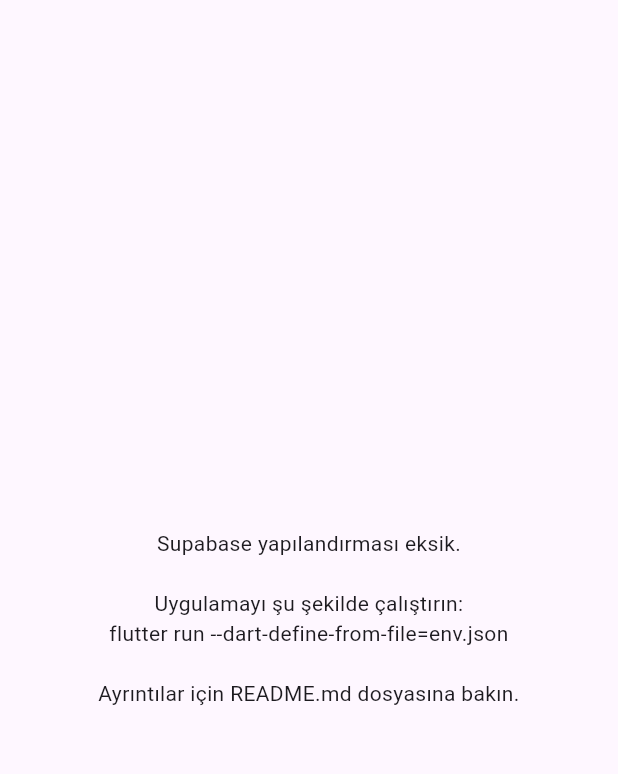
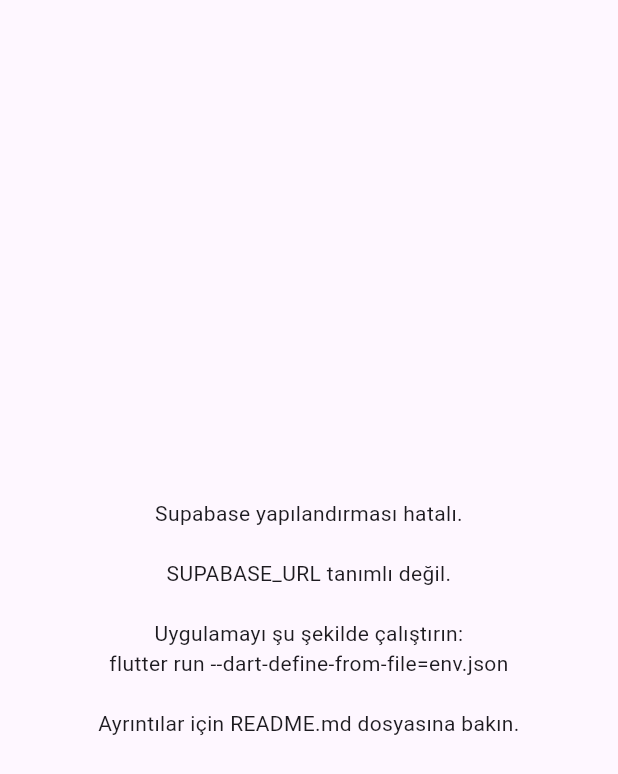
Before and after one commit to yundroid/dormy, a Flutter app: the screen it shows after launch, on a phone screen of 412 x 824 dp. Shown: the top 774 px of the screen. Run offline on Flutter 3.47's test engine with Material 3 defaults, Android fonts, the phone set to English and light mode, and no system bars; our stand-ins replace flutter_riverpod, go_router, pdf, printing, share_plus, supabase_flutter; accounts and stored records are empty.

Commit message:
Supabase adresini temizle (sondaki /rest/v1, /, tırnak, boşluk) ve hatalı yapılandırmayı açıkla
Codemagic gibi arayüzlere yapıştırılan SUPABASE_URL değerinde yol veya tırnak
olunca Supabase 'Invalid path specified in request URL' hatası veriyordu.
Giriş ekranına bağlanılan sunucu adı eklendi.

Co-Authored-By: Claude Opus 5.5 <noreply@anthropic.com>
Claude-Session: https://claude.ai/code/session_01XbLvCxomSa5rSKr4PN77qt

```diff
--- a/lib/core/env.dart
+++ b/lib/core/env.dart
@@ -1,14 +1,51 @@
 /// Derleme zamanı yapılandırması:
 /// flutter run --dart-define-from-file=env.json  (bkz. env.example.json)
 class Env {
-  static const supabaseUrl = String.fromEnvironment('SUPABASE_URL');
+  static const _rawUrl = String.fromEnvironment('SUPABASE_URL');
+  static const _rawKey = String.fromEnvironment('SUPABASE_PUBLISHABLE_KEY');
+  static const _rawRedirect = String.fromEnvironment('AUTH_REDIRECT_URL');
+
+  static String get supabaseUrl => normalizeSupabaseUrl(_rawUrl);
 
   /// Publishable key (sb_publishable_...) ya da eski "anon" key
-  static const supabaseKey = String.fromEnvironment('SUPABASE_PUBLISHABLE_KEY');
+  static String get supabaseKey => cleanValue(_rawKey);
 
   /// Davet ve şifre sıfırlama e-postalarındaki bağlantının açılacağı adres
   /// (yayınlanan web uygulamasının adresi). Boşsa Supabase "Site URL" kullanılır.
-  static const authRedirectUrl = String.fromEnvironment('AUTH_REDIRECT_URL');
+  static String get authRedirectUrl => cleanValue(_rawRedirect);
 
-  static bool get isConfigured => supabaseUrl.isNotEmpty && supabaseKey.isNotEmpty;
+  static bool get isConfigured => configError == null;
+
+  /// Teşhis için ekranda gösterilen sunucu adı
+  static String get serverHost => Uri.tryParse(supabaseUrl)?.host ?? supabaseUrl;
+
+  /// Yapılandırma hatası varsa açıklaması, yoksa null
+  static String? get configError => checkConfig(url: _rawUrl, key: _rawKey);
 }
+
+/// CI arayüzlerine yapıştırılan değerlerdeki boşluk ve tırnakları temizler.
+String cleanValue(String v) => v.trim().replaceAll(RegExp(r'''^["']+|["']+$'''), '').trim();
+
+/// "https://ref.supabase.co/rest/v1/" gibi değerleri kök adrese çevirir.
+String normalizeSupabaseUrl(String raw) {
+  var url = cleanValue(raw);
+  if (url.isEmpty) return url;
+  if (!url.contains('://')) url = 'https://$url';
+  final uri = Uri.tryParse(url);
+  if (uri == null || uri.host.isEmpty) return url;
+  // Supabase API kökü yol içermez (/rest/v1, /auth/v1 vb. istemci tarafından eklenir).
+  final port = uri.hasPort ? ':${uri.port}' : '';
+  return '${uri.scheme}://${uri.host}$port';
+}
+
+String? checkConfig({required String url, required String key}) {
+  final u = normalizeSupabaseUrl(url);
+  if (u.isEmpty) return 'SUPABASE_URL tanımlı değil.';
+  if (cleanValue(key).isEmpty) return 'SUPABASE_PUBLISHABLE_KEY tanımlı değil.';
+  final host = Uri.tryParse(u)?.host ?? '';
+  if (host == 'supabase.com' || host.endsWith('.supabase.com')) {
+    return 'SUPABASE_URL olarak Supabase panelinin adresi girilmiş ($u). '
+        'Project Settings → API sayfasındaki "Project URL" değerini (https://xxxx.supabase.co) kullanın.';
+  }
+  return null;
+}
--- a/lib/main.dart
+++ b/lib/main.dart
@@ -11,7 +11,7 @@ Future<void> main() async {
   await initializeDateFormatting('tr_TR');
 
   if (!Env.isConfigured) {
-    runApp(const _MissingConfigApp());
+    runApp(_MissingConfigApp(Env.configError!));
     return;
   }
 
@@ -21,17 +21,19 @@ Future<void> main() async {
 }
 
 class _MissingConfigApp extends StatelessWidget {
-  const _MissingConfigApp();
+  const _MissingConfigApp(this.problem);
+
+  final String problem;
 
   @override
   Widget build(BuildContext context) {
-    return const MaterialApp(
+    return MaterialApp(
       home: Scaffold(
         body: Center(
           child: Padding(
-            padding: EdgeInsets.all(24),
+            padding: const EdgeInsets.all(24),
             child: Text(
-              'Supabase yapılandırması eksik.\n\n'
+              'Supabase yapılandırması hatalı.\n\n$problem\n\n'
               'Uygulamayı şu şekilde çalıştırın:\n'
               'flutter run --dart-define-from-file=env.json\n\n'
               'Ayrıntılar için README.md dosyasına bakın.',
```
Also changed, not shown: lib/features/auth/auth_pages.dart (+7 -0 lines), 1 other file.
